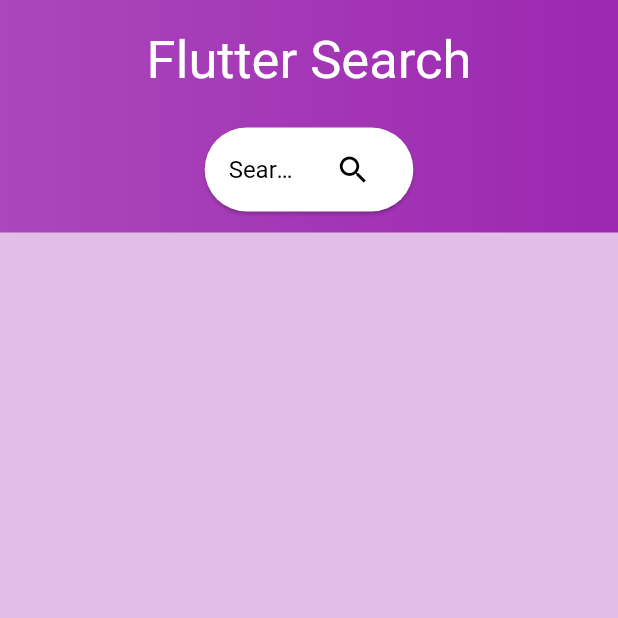
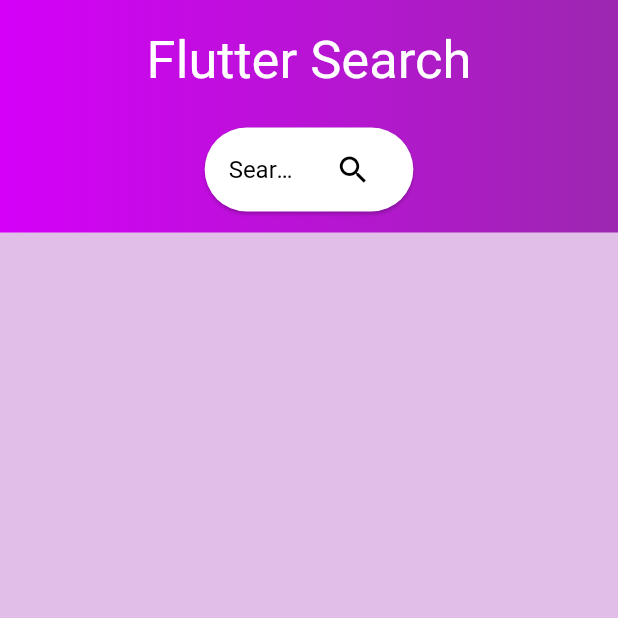
Before and after one commit to Nandhini3377/FlutterSearch, a Flutter app: the screen it shows after launch, on a phone screen of 412 x 824 dp, the top half of it. Run offline on Flutter 3.47's test engine with Material 2 defaults, Android fonts, the phone set to English and light mode, and no system bars; our stand-ins replace cloud_firestore, firebase_core; accounts and stored records are empty.

Commit message:
Update Home.dart

```diff
--- a/flutter_search/lib/Home.dart
+++ b/flutter_search/lib/Home.dart
@@ -58,7 +58,7 @@ class _HomeState extends State<Home> {
         width: double.infinity,
         decoration: BoxDecoration(
             gradient: LinearGradient(
-                colors: [Colors.purple.shade400, Colors.purple])),
+                colors: [Colors.purpleAccent.shade400, Colors.purple])),
         child: Column(
           children: [
             Padding(
```
